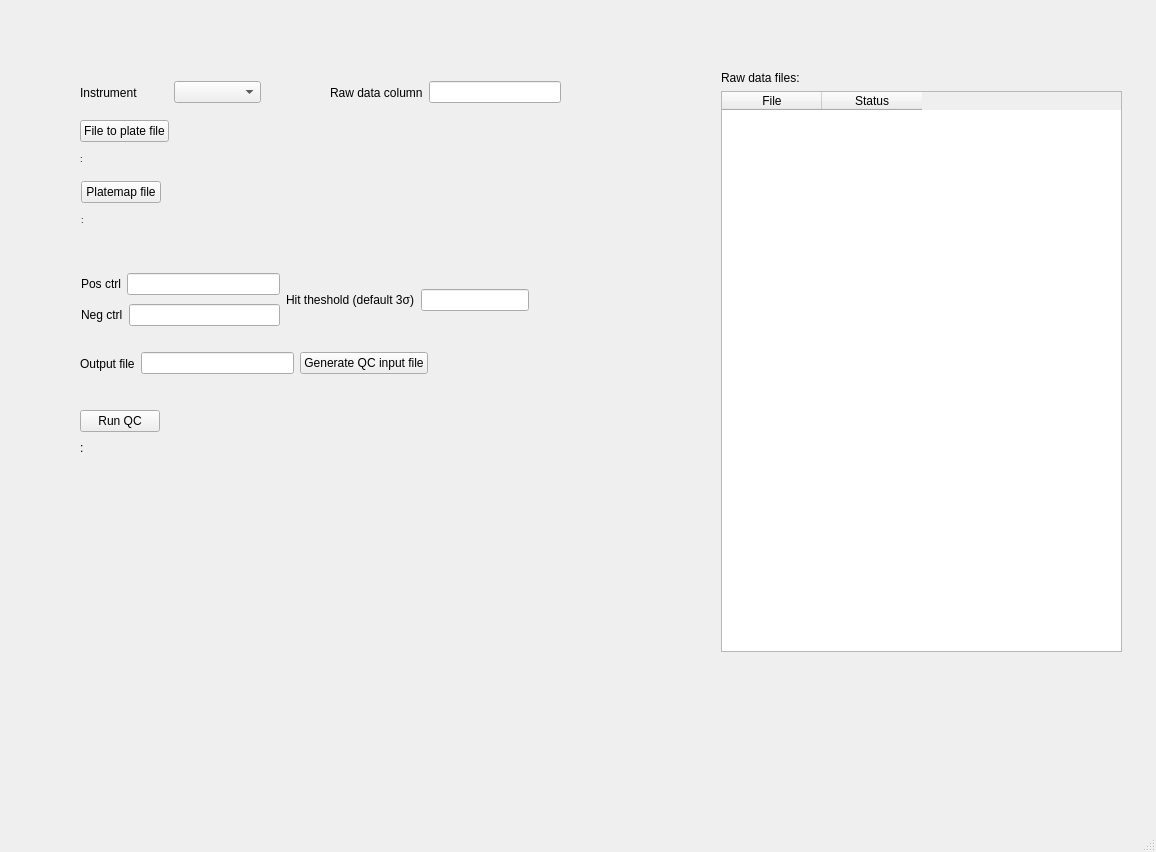
Qt form frontend/assets/sp.ui (dahlbma/assayLoader) before a commit.
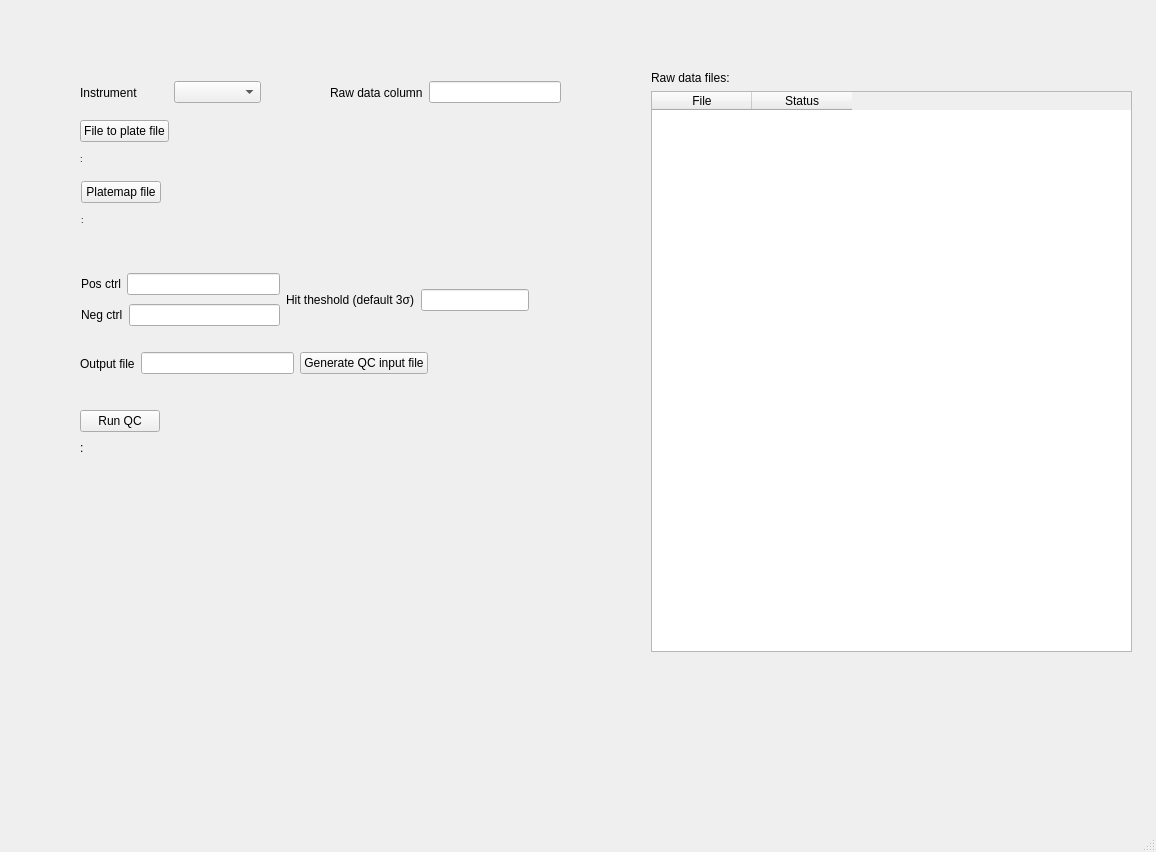
The same form after that commit.

What changed in the file:
```diff
--- a/frontend/assets/sp.ui
+++ b/frontend/assets/sp.ui
@@ -233,9 +233,9 @@
    <widget class="QWidget" name="layoutWidget">
     <property name="geometry">
      <rect>
-      <x>721</x>
+      <x>651</x>
       <y>71</y>
-      <width>401</width>
+      <width>481</width>
       <height>581</height>
      </rect>
     </property>
```
Left out of the diff: 2 changed lines with no effect on the pictures.
